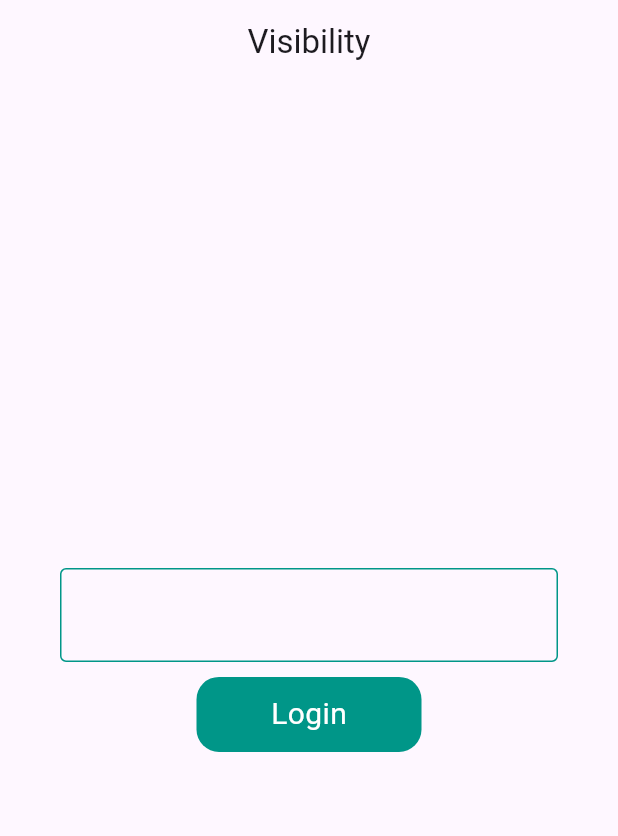
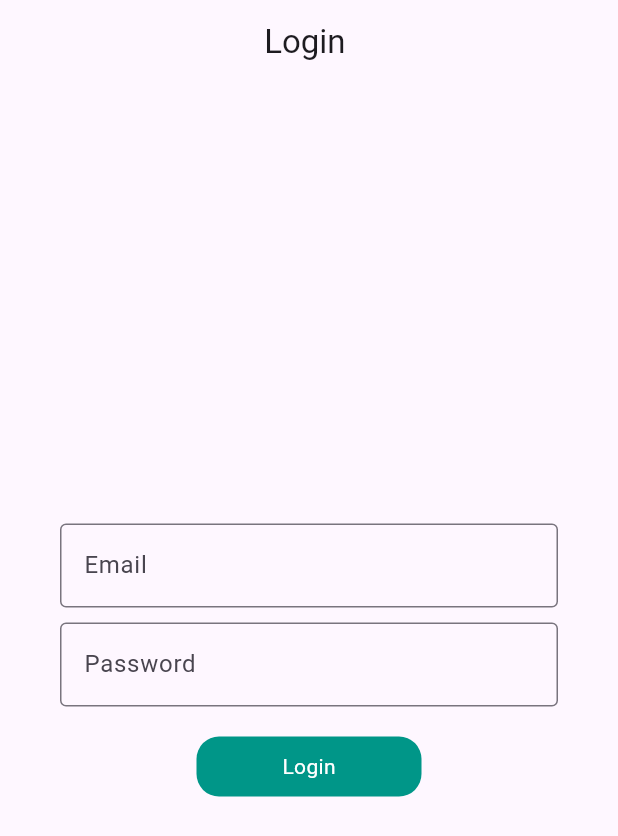
Before and after one commit to araful39/Provier_Practice, a Flutter app: the screen it shows after launch, after a tap on "Login", on a phone screen of 412 x 824 dp. Shown: the top 836 px of the screen. Run offline on Flutter 3.47's test engine with Material 3 defaults, Android fonts, the phone set to English and light mode, and no system bars; our stand-ins replace get; network calls fail.

Commit message:
post api with provider

```diff
--- a/lib/main.dart
+++ b/lib/main.dart
@@ -13,6 +13,7 @@ import 'package:provider_practice/part-01/view/opacity_with_getx.dart';
 import 'package:provider_practice/part-01/view/opacity_with_provier.dart';
 import 'package:provider_practice/part-02/provider/theme_changer.dart';
 import 'package:provider_practice/part-02/view/dark_theme.dart';
+import 'package:provider_practice/part-02/view/login_screen.dart';
 import 'package:provider_practice/part-02/view/visibility_example.dart';
 
 
@@ -54,7 +55,7 @@ class MyApp extends StatelessWidget {
             backgroundColor: Colors.red
           )
         ),
-        home: VisibilityExample(),
+        home: LoginScreen(),
       );
     })
     );
--- a/lib/part-01/model_view/controller/controller.dart
+++ b/lib/part-01/model_view/controller/controller.dart
@@ -9,6 +9,7 @@ class CounterController extends GetxController {
 
   void increementCounter() {
     counter++;
+    update();
   }
 
   void getOpacity(double val) {
--- a/lib/part-02/provider/theme_changer.dart
+++ b/lib/part-02/provider/theme_changer.dart
@@ -1,5 +1,7 @@
 import 'package:flutter/foundation.dart';
 import 'package:flutter/material.dart';
+import 'package:get/get_utils/get_utils.dart';
+import 'package:http/http.dart';
 class ThemeChanger with ChangeNotifier{
 
   var _themeMode=ThemeMode.light;
@@ -10,7 +12,7 @@ class ThemeChanger with ChangeNotifier{
   }
 
 
-  TextEditingController emailController=TextEditingController();
+
   bool _isTrue=true;
   bool get isTrue=> _isTrue;
 void setVisibility(){
@@ -18,4 +20,45 @@ void setVisibility(){
   notifyListeners();
 }
 
+bool _isLoadin=false;
+bool get isLoadin=>_isLoadin;
+setLoadin(bool value){
+  _isLoadin=value;
+  notifyListeners();
 }
+
+  TextEditingController _emailController=TextEditingController();
+TextEditingController get emailController=>_emailController;
+
+  TextEditingController _passwordController=TextEditingController();
+  TextEditingController get passwordController=>_passwordController;
+
+
+  void loginApi()async{
+    String url="https://reqres.in/api/login";
+
+ try{
+   Response response= await post(Uri.parse(url),
+       body: {
+         "email":_emailController.text.toString(),
+         "password":_passwordController.text.toString()
+       });
+   if(response.statusCode==200){
+     setLoadin(false);
+     print("login successfull");
+     notifyListeners();
+   }else{
+     setLoadin(false);
+     print("connection faild");
+     notifyListeners();
+   }
+
+ }catch(e){
+   setLoadin(false);
+   print(e.toString());
+ }
+notifyListeners();
+  }
+
+
+}
--- /dev/null
+++ b/lib/part-02/view/login_screen.dart
@@ -0,0 +1,70 @@
+import 'package:flutter/material.dart';
+import 'package:provider/provider.dart';
+import 'package:provider_practice/part-02/provider/theme_changer.dart';
+
+class LoginScreen extends StatefulWidget {
+  const LoginScreen({super.key});
+
+  @override
+  State<LoginScreen> createState() => _LoginScreenState();
+}
+
+class _LoginScreenState extends State<LoginScreen> {
+  @override
+  Widget build(BuildContext context) {
+    final loginController = Provider.of<ThemeChanger>(context);
+    return Scaffold(
+      appBar: AppBar(
+        title: Text("Login "),
+        centerTitle: true,
+      ),
+      body: Padding(
+        padding: const EdgeInsets.symmetric(horizontal: 40),
+        child: Column(
+          mainAxisAlignment: MainAxisAlignment.center,
+          crossAxisAlignment: CrossAxisAlignment.center,
+          children: [
+            TextField(
+              controller: loginController.emailController,
+              decoration: InputDecoration(
+                  hintText: "Email", border: OutlineInputBorder()),
+            ),
+            SizedBox(
+              height: 10,
+            ),
+            TextField(
+              controller: loginController.passwordController,
+              decoration: InputDecoration(
+                  hintText: "Password", border: OutlineInputBorder()),
+            ),
+            SizedBox(
+              height: 20,
+            ),
+            InkWell(
+              onTap: () {
+                loginController.loginApi();
+              },
+              child: Container(
+                height: 40,
+                width: 150,
+                decoration: BoxDecoration(
+                    color: Colors.teal,
+                    borderRadius: BorderRadius.circular(15)),
+                child: Center(
+                  child: loginController.isLoadin
+                      ? CircularProgressIndicator(
+                    color: Colors.white,
+                  )
+                      : Text(
+                          "Login",
+                          style: TextStyle(color: Colors.white),
+                        ),
+                ),
+              ),
+            )
+          ],
+        ),
+      ),
+    );
+  }
+}
--- a/lib/part-02/view/visibility_example.dart
+++ b/lib/part-02/view/visibility_example.dart
@@ -6,7 +6,8 @@ class VisibilityExample extends StatelessWidget {
 
   @override
   Widget build(BuildContext context) {
-    final themeChanger = Provider.of<ThemeChanger>(context);
+    final themeChanger = Provider.of<ThemeChanger>(context,listen: false);
+    print("rebuild");
     return Scaffold(
       appBar: AppBar(
         title: Text("Visibility"),
@@ -30,6 +31,7 @@ class VisibilityExample extends StatelessWidget {
                 suffix: InkWell(
                     onTap: (){
                       themeChanger.setVisibility();
+                      print("printe");
                     },
                     child: Icon(themeChanger.isTrue?Icons.visibility:Icons.visibility_off))
               ),
@@ -42,7 +44,7 @@ class VisibilityExample extends StatelessWidget {
             ),
             InkWell(
               onTap: (){
-                // print("Login");
+                print("Login");
               },
               child: Container(
                 height: 50,width: 150,
--- a/pubspec.yaml
+++ b/pubspec.yaml
@@ -38,6 +38,7 @@ dependencies:
   cupertino_icons: ^1.0.2
   get: ^4.6.6
   provider: ^6.1.1
+  http:
 
 
 
```
Also changed, not shown: pubspec.lock.
